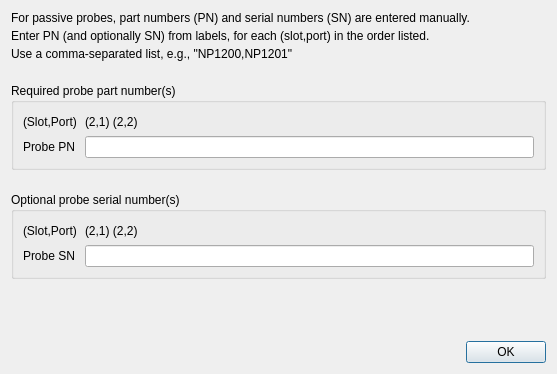
The window that Forms/PsvPNDialog.ui (billkarsh/SpikeGLX) describes before a commit, drawn with Qt 5.
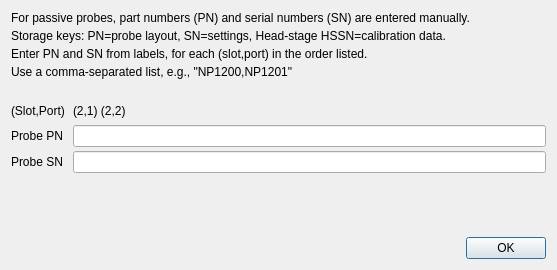
The same window after the commit.

Commit message: Improve passive probe PN/SN dialog

```diff
--- a/Forms/PsvPNDialog.ui
+++ b/Forms/PsvPNDialog.ui
@@ -7,7 +7,7 @@
     <x>0</x>
     <y>0</y>
     <width>557</width>
-    <height>374</height>
+    <height>270</height>
    </rect>
   </property>
   <property name="windowTitle">
@@ -29,10 +29,17 @@
        </property>
       </widget>
      </item>
+     <item>
+      <widget class="QLabel" name="label_7">
+       <property name="text">
+        <string>Storage keys: PN=probe layout, SN=settings, Head-stage HSSN=calibration data.</string>
+       </property>
+      </widget>
+     </item>
      <item>
       <widget class="QLabel" name="label_4">
        <property name="text">
-        <string>Enter PN (and optionally SN) from labels, for each (slot,port) in the order listed.</string>
+        <string>Enter PN and SN from labels, for each (slot,port) in the order listed.</string>
        </property>
       </widget>
      </item>
@@ -46,12 +53,6 @@
     </layout>
    </item>
    <item row="1" column="0">
-    <widget class="QGroupBox" name="groupBox">
-     <property name="title">
-      <string>Required probe part number(s)</string>
-     </property>
-     <layout class="QHBoxLayout" name="horizontalLayout">
-      <item>
        <layout class="QGridLayout" name="gridLayout">
         <property name="horizontalSpacing">
          <number>8</number>
@@ -59,6 +60,25 @@
         <property name="verticalSpacing">
          <number>4</number>
         </property>
+     <item row="0" column="1">
+      <widget class="QLabel" name="keyLbl">
+       <property name="sizePolicy">
+        <sizepolicy hsizetype="Preferred" vsizetype="Preferred">
+         <horstretch>0</horstretch>
+         <verstretch>0</verstretch>
+        </sizepolicy>
+       </property>
+       <property name="minimumSize">
+        <size>
+         <width>0</width>
+         <height>20</height>
+        </size>
+       </property>
+       <property name="text">
+        <string>(2,1) (2,2)</string>
+       </property>
+      </widget>
+     </item>
         <item row="1" column="0">
          <widget class="QLabel" name="label_2">
           <property name="sizePolicy">
@@ -72,61 +92,23 @@
           </property>
          </widget>
         </item>
-        <item row="0" column="0">
-         <widget class="QLabel" name="label">
-          <property name="sizePolicy">
-           <sizepolicy hsizetype="Preferred" vsizetype="Preferred">
-            <horstretch>0</horstretch>
-            <verstretch>0</verstretch>
-           </sizepolicy>
-          </property>
-          <property name="text">
-           <string>(Slot,Port)</string>
-          </property>
-         </widget>
-        </item>
-        <item row="0" column="1">
-         <widget class="QLabel" name="pnKeyLbl">
-          <property name="sizePolicy">
-           <sizepolicy hsizetype="Preferred" vsizetype="Preferred">
-            <horstretch>0</horstretch>
-            <verstretch>0</verstretch>
-           </sizepolicy>
-          </property>
-          <property name="minimumSize">
-           <size>
-            <width>0</width>
-            <height>20</height>
-           </size>
-          </property>
-          <property name="text">
-           <string>(2,1) (2,2)</string>
-          </property>
-         </widget>
-        </item>
         <item row="1" column="1">
          <widget class="QLineEdit" name="pnLE"/>
         </item>
-       </layout>
-      </item>
-     </layout>
+     <item row="0" column="0">
+      <widget class="QLabel" name="label">
+       <property name="sizePolicy">
+        <sizepolicy hsizetype="Preferred" vsizetype="Preferred">
+         <horstretch>0</horstretch>
+         <verstretch>0</verstretch>
+        </sizepolicy>
+       </property>
+       <property name="text">
+        <string>(Slot,Port)</string>
+       </property>
     </widget>
    </item>
    <item row="2" column="0">
-    <widget class="QGroupBox" name="groupBox_2">
-     <property name="title">
-      <string>Optional probe serial number(s)</string>
-     </property>
-     <layout class="QHBoxLayout" name="horizontalLayout_2">
-      <item>
-       <layout class="QGridLayout" name="gridLayout_2">
-        <property name="horizontalSpacing">
-         <number>8</number>
-        </property>
-        <property name="verticalSpacing">
-         <number>4</number>
-        </property>
-        <item row="1" column="0">
          <widget class="QLabel" name="label_6">
           <property name="sizePolicy">
            <sizepolicy hsizetype="Preferred" vsizetype="Preferred">
@@ -139,47 +121,12 @@
           </property>
          </widget>
         </item>
-        <item row="0" column="0">
-         <widget class="QLabel" name="label_7">
-          <property name="sizePolicy">
-           <sizepolicy hsizetype="Preferred" vsizetype="Preferred">
-            <horstretch>0</horstretch>
-            <verstretch>0</verstretch>
-           </sizepolicy>
-          </property>
-          <property name="text">
-           <string>(Slot,Port)</string>
-          </property>
-         </widget>
-        </item>
-        <item row="0" column="1">
-         <widget class="QLabel" name="snKeyLbl">
-          <property name="sizePolicy">
-           <sizepolicy hsizetype="Preferred" vsizetype="Preferred">
-            <horstretch>0</horstretch>
-            <verstretch>0</verstretch>
-           </sizepolicy>
-          </property>
-          <property name="minimumSize">
-           <size>
-            <width>0</width>
-            <height>20</height>
-           </size>
-          </property>
-          <property name="text">
-           <string>(2,1) (2,2)</string>
-          </property>
-         </widget>
-        </item>
-        <item row="1" column="1">
+     <item row="2" column="1">
          <widget class="QLineEdit" name="snLE"/>
         </item>
        </layout>
       </item>
-     </layout>
-    </widget>
-   </item>
-   <item row="3" column="0">
+   <item row="2" column="0">
     <spacer name="verticalSpacer">
      <property name="orientation">
       <enum>Qt::Vertical</enum>
@@ -195,7 +142,7 @@
      </property>
     </spacer>
    </item>
-   <item row="4" column="0">
+   <item row="3" column="0">
     <widget class="QDialogButtonBox" name="buttonBox">
      <property name="sizePolicy">
       <sizepolicy hsizetype="Preferred" vsizetype="Preferred">
```
Left out of the diff: 1 changed line with no effect on the pictures. Lines whose indentation alone changed are shown as unchanged. The commit also changes 6 other files.
